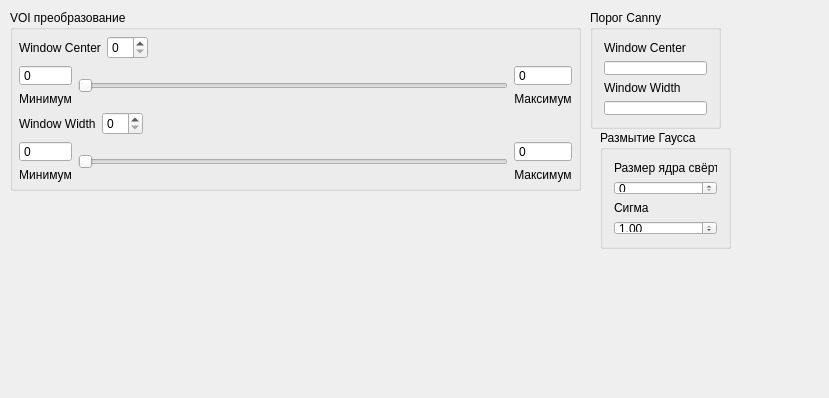
Last1k96/CannyDICOM, file Canny3D/Qt/CannySettings.ui: the form before one commit.
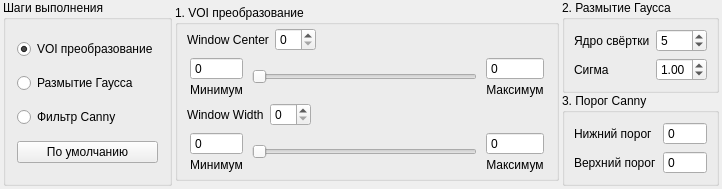
The form after the commit.

What changed in the file:
```diff
--- a/Canny3D/Qt/CannySettings.ui
+++ b/Canny3D/Qt/CannySettings.ui
@@ -6,25 +6,95 @@
    <rect>
     <x>0</x>
     <y>0</y>
-    <width>829</width>
-    <height>398</height>
+    <width>722</width>
+    <height>167</height>
    </rect>
   </property>
+  <property name="sizePolicy">
+   <sizepolicy hsizetype="Preferred" vsizetype="Preferred">
+    <horstretch>0</horstretch>
+    <verstretch>0</verstretch>
+   </sizepolicy>
+  </property>
+  <property name="maximumSize">
+   <size>
+    <width>16777215</width>
+    <height>16666666</height>
+   </size>
+  </property>
   <property name="windowTitle">
    <string>CannySettings</string>
   </property>
-  <widget class="QGroupBox" name="groupBox">
-   <property name="geometry">
-    <rect>
-     <x>10</x>
-     <y>10</y>
-     <width>571</width>
-     <height>181</height>
-    </rect>
+  <layout class="QHBoxLayout" name="horizontalLayout_8">
+   <property name="spacing">
+    <number>3</number>
    </property>
+   <property name="leftMargin">
+    <number>3</number>
+   </property>
+   <property name="topMargin">
+    <number>0</number>
+   </property>
+   <property name="rightMargin">
+    <number>3</number>
+   </property>
+   <property name="bottomMargin">
+    <number>3</number>
+   </property>
+   <item>
+    <widget class="QGroupBox" name="groupBox_4">
    <property name="title">
+      <string>Шаги выполнения</string>
+     </property>
+     <layout class="QVBoxLayout" name="verticalLayout_2">
+      <item>
+       <widget class="QRadioButton" name="radioVoi">
+        <property name="text">
     <string>VOI преобразование</string>
    </property>
+        <property name="checked">
+         <bool>true</bool>
+        </property>
+       </widget>
+      </item>
+      <item>
+       <widget class="QRadioButton" name="radioGauss">
+        <property name="text">
+         <string>Размытие Гаусса</string>
+        </property>
+       </widget>
+      </item>
+      <item>
+       <widget class="QRadioButton" name="radioCanny">
+        <property name="text">
+         <string>Фильтр Canny</string>
+        </property>
+        <property name="checked">
+         <bool>false</bool>
+        </property>
+       </widget>
+      </item>
+      <item>
+       <widget class="QPushButton" name="defaultButton">
+        <property name="text">
+         <string>По умолчанию</string>
+        </property>
+       </widget>
+      </item>
+     </layout>
+    </widget>
+   </item>
+   <item>
+    <widget class="QGroupBox" name="groupBox">
+     <property name="sizePolicy">
+      <sizepolicy hsizetype="MinimumExpanding" vsizetype="Fixed">
+       <horstretch>0</horstretch>
+       <verstretch>0</verstretch>
+      </sizepolicy>
+     </property>
+     <property name="title">
+      <string>1. VOI преобразование</string>
+     </property>
    <property name="flat">
     <bool>false</bool>
    </property>
@@ -32,24 +102,57 @@
     <bool>false</bool>
    </property>
    <layout class="QHBoxLayout" name="horizontalLayout_7">
+      <property name="spacing">
+       <number>3</number>
+      </property>
+      <property name="sizeConstraint">
+       <enum>QLayout::SetDefaultConstraint</enum>
+      </property>
     <property name="leftMargin">
-     <number>6</number>
+       <number>3</number>
     </property>
     <property name="topMargin">
-     <number>6</number>
+       <number>3</number>
     </property>
     <property name="rightMargin">
-     <number>6</number>
+       <number>3</number>
     </property>
     <property name="bottomMargin">
-     <number>6</number>
+       <number>3</number>
     </property>
     <item>
      <layout class="QVBoxLayout" name="verticalLayout_7">
+        <property name="spacing">
+         <number>3</number>
+        </property>
+        <property name="sizeConstraint">
+         <enum>QLayout::SetFixedSize</enum>
+        </property>
       <item>
        <layout class="QHBoxLayout" name="horizontalLayout_5">
+          <property name="spacing">
+           <number>6</number>
+          </property>
+          <property name="leftMargin">
+           <number>6</number>
+          </property>
+          <property name="topMargin">
+           <number>0</number>
+          </property>
+          <property name="rightMargin">
+           <number>6</number>
+          </property>
+          <property name="bottomMargin">
+           <number>0</number>
+          </property>
         <item>
          <widget class="QLabel" name="label">
+            <property name="sizePolicy">
+             <sizepolicy hsizetype="Preferred" vsizetype="Preferred">
+              <horstretch>0</horstretch>
+              <verstretch>0</verstretch>
+             </sizepolicy>
+            </property>
           <property name="text">
            <string>Window Center</string>
           </property>
@@ -57,6 +160,15 @@
         </item>
         <item>
          <widget class="QSpinBox" name="centerVal">
+            <property name="sizePolicy">
+             <sizepolicy hsizetype="Fixed" vsizetype="Preferred">
+              <horstretch>0</horstretch>
+              <verstretch>0</verstretch>
+             </sizepolicy>
+            </property>
+            <property name="accelerated">
+             <bool>true</bool>
+            </property>
           <property name="minimum">
            <number>0</number>
           </property>
@@ -70,9 +182,18 @@
         </item>
         <item>
          <spacer name="horizontalSpacer">
+            <property name="sizePolicy">
+             <sizepolicy hsizetype="MinimumExpanding" vsizetype="Minimum">
+              <horstretch>0</horstretch>
+              <verstretch>0</verstretch>
+             </sizepolicy>
+            </property>
           <property name="orientation">
            <enum>Qt::Horizontal</enum>
           </property>
+            <property name="sizeType">
+             <enum>QSizePolicy::MinimumExpanding</enum>
+            </property>
           <property name="sizeHint" stdset="0">
            <size>
             <width>40</width>
@@ -91,13 +212,46 @@
         <property name="sizeConstraint">
          <enum>QLayout::SetDefaultConstraint</enum>
         </property>
+          <property name="leftMargin">
+           <number>6</number>
+          </property>
+          <property name="topMargin">
+           <number>0</number>
+          </property>
+          <property name="rightMargin">
+           <number>6</number>
+          </property>
+          <property name="bottomMargin">
+           <number>0</number>
+          </property>
         <item>
          <layout class="QVBoxLayout" name="verticalLayout">
+            <property name="spacing">
+             <number>3</number>
+            </property>
           <property name="sizeConstraint">
-           <enum>QLayout::SetFixedSize</enum>
+             <enum>QLayout::SetMinimumSize</enum>
+            </property>
+            <property name="leftMargin">
+             <number>3</number>
+            </property>
+            <property name="topMargin">
+             <number>3</number>
+            </property>
+            <property name="rightMargin">
+             <number>3</number>
+            </property>
+            <property name="bottomMargin">
+             <number>3</number>
           </property>
           <item>
            <widget class="QSpinBox" name="centerMin">
+              <property name="sizePolicy">
+               <sizepolicy hsizetype="Minimum" vsizetype="Preferred">
+                <horstretch>0</horstretch>
+                <verstretch>0</verstretch>
+               </sizepolicy>
+              </property>
             <property name="buttonSymbols">
              <enum>QAbstractSpinBox::NoButtons</enum>
             </property>
@@ -112,7 +266,7 @@
           <item>
            <widget class="QLabel" name="label_7">
             <property name="sizePolicy">
-             <sizepolicy hsizetype="Minimum" vsizetype="Fixed">
+               <sizepolicy hsizetype="Fixed" vsizetype="Preferred">
               <horstretch>0</horstretch>
               <verstretch>0</verstretch>
              </sizepolicy>
@@ -129,6 +283,12 @@
         </item>
         <item>
          <widget class="QSlider" name="centerSlider">
+            <property name="sizePolicy">
+             <sizepolicy hsizetype="MinimumExpanding" vsizetype="Fixed">
+              <horstretch>0</horstretch>
+              <verstretch>0</verstretch>
+             </sizepolicy>
+            </property>
           <property name="orientation">
            <enum>Qt::Horizontal</enum>
           </property>
@@ -136,11 +296,32 @@
         </item>
         <item>
          <layout class="QVBoxLayout" name="verticalLayout_4">
+            <property name="spacing">
+             <number>3</number>
+            </property>
           <property name="sizeConstraint">
            <enum>QLayout::SetMinimumSize</enum>
           </property>
+            <property name="leftMargin">
+             <number>3</number>
+            </property>
+            <property name="topMargin">
+             <number>3</number>
+            </property>
+            <property name="rightMargin">
+             <number>3</number>
+            </property>
+            <property name="bottomMargin">
+             <number>3</number>
+            </property>
           <item>
            <widget class="QSpinBox" name="centerMax">
+              <property name="sizePolicy">
+               <sizepolicy hsizetype="Minimum" vsizetype="Preferred">
+                <horstretch>0</horstretch>
+                <verstretch>0</verstretch>
+               </sizepolicy>
+              </property>
             <property name="buttonSymbols">
              <enum>QAbstractSpinBox::NoButtons</enum>
             </property>
@@ -155,7 +336,7 @@
           <item>
            <widget class="QLabel" name="label_8">
             <property name="sizePolicy">
-             <sizepolicy hsizetype="Minimum" vsizetype="Fixed">
+               <sizepolicy hsizetype="Fixed" vsizetype="Preferred">
               <horstretch>0</horstretch>
               <verstretch>0</verstretch>
              </sizepolicy>
@@ -174,21 +355,55 @@
       </item>
       <item>
        <layout class="QHBoxLayout" name="horizontalLayout_6">
+          <property name="leftMargin">
+           <number>6</number>
+          </property>
+          <property name="rightMargin">
+           <number>6</number>
+          </property>
         <item>
          <widget class="QLabel" name="label_2">
+            <property name="sizePolicy">
+             <sizepolicy hsizetype="Preferred" vsizetype="Preferred">
+              <horstretch>0</horstretch>
+              <verstretch>0</verstretch>
+             </sizepolicy>
+            </property>
           <property name="text">
            <string>Window Width</string>
           </property>
          </widget>
         </item>
         <item>
-         <widget class="QSpinBox" name="widthVal"/>
+           <widget class="QSpinBox" name="widthVal">
+            <property name="sizePolicy">
+             <sizepolicy hsizetype="Minimum" vsizetype="Maximum">
+              <horstretch>0</horstretch>
+              <verstretch>0</verstretch>
+             </sizepolicy>
+            </property>
+            <property name="accelerated">
+             <bool>true</bool>
+            </property>
+            <property name="stepType">
+             <enum>QAbstractSpinBox::DefaultStepType</enum>
+            </property>
+           </widget>
         </item>
         <item>
          <spacer name="horizontalSpacer_2">
+            <property name="sizePolicy">
+             <sizepolicy hsizetype="MinimumExpanding" vsizetype="Minimum">
+              <horstretch>0</horstretch>
+              <verstretch>0</verstretch>
+             </sizepolicy>
+            </property>
           <property name="orientation">
            <enum>Qt::Horizontal</enum>
           </property>
+            <property name="sizeType">
+             <enum>QSizePolicy::MinimumExpanding</enum>
+            </property>
           <property name="sizeHint" stdset="0">
            <size>
             <width>40</width>
@@ -207,13 +422,46 @@
         <property name="sizeConstraint">
          <enum>QLayout::SetDefaultConstraint</enum>
         </property>
+          <property name="leftMargin">
+           <number>6</number>
+          </property>
+          <property name="topMargin">
+           <number>0</number>
+          </property>
+          <property name="rightMargin">
+           <number>6</number>
+          </property>
+          <property name="bottomMargin">
+           <number>0</number>
+          </property>
         <item>
          <layout class="QVBoxLayout" name="verticalLayout_5">
+            <property name="spacing">
+             <number>3</number>
+            </property>
           <property name="sizeConstraint">
-           <enum>QLayout::SetFixedSize</enum>
+             <enum>QLayout::SetMinimumSize</enum>
+            </property>
+            <property name="leftMargin">
+             <number>3</number>
+            </property>
+            <property name="topMargin">
+             <number>3</number>
+            </property>
+            <property name="rightMargin">
+             <number>3</number>
+            </property>
+            <property name="bottomMargin">
+             <number>3</number>
           </property>
           <item>
            <widget class="QSpinBox" name="widthMin">
+              <property name="sizePolicy">
+               <sizepolicy hsizetype="Minimum" vsizetype="Preferred">
+                <horstretch>0</horstretch>
+                <verstretch>0</verstretch>
+               </sizepolicy>
+              </property>
             <property name="buttonSymbols">
              <enum>QAbstractSpinBox::NoButtons</enum>
             </property>
@@ -228,7 +476,7 @@
           <item>
            <widget class="QLabel" name="label_9">
             <property name="sizePolicy">
-             <sizepolicy hsizetype="Minimum" vsizetype="Fixed">
+               <sizepolicy hsizetype="Fixed" vsizetype="Preferred">
               <horstretch>0</horstretch>
               <verstretch>0</verstretch>
              </sizepolicy>
@@ -245,6 +493,12 @@
         </item>
         <item>
          <widget class="QSlider" name="widthSlider">
+            <property name="sizePolicy">
+             <sizepolicy hsizetype="MinimumExpanding" vsizetype="Fixed">
+              <horstretch>0</horstretch>
+              <verstretch>0</verstretch>
+             </sizepolicy>
+            </property>
           <property name="orientation">
            <enum>Qt::Horizontal</enum>
           </property>
@@ -252,11 +506,32 @@
         </item>
         <item>
          <layout class="QVBoxLayout" name="verticalLayout_6">
+            <property name="spacing">
+             <number>3</number>
+            </property>
           <property name="sizeConstraint">
            <enum>QLayout::SetMinimumSize</enum>
           </property>
+            <property name="leftMargin">
+             <number>3</number>
+            </property>
+            <property name="topMargin">
+             <number>3</number>
+            </property>
+            <property name="rightMargin">
+             <number>3</number>
+            </property>
+            <property name="bottomMargin">
+             <number>3</number>
+            </property>
           <item>
            <widget class="QSpinBox" name="widthMax">
+              <property name="sizePolicy">
+               <sizepolicy hsizetype="Minimum" vsizetype="Preferred">
+                <horstretch>0</horstretch>
+                <verstretch>0</verstretch>
+               </sizepolicy>
+              </property>
             <property name="buttonSymbols">
              <enum>QAbstractSpinBox::NoButtons</enum>
             </property>
@@ -271,7 +546,7 @@
           <item>
            <widget class="QLabel" name="label_10">
             <property name="sizePolicy">
-             <sizepolicy hsizetype="Minimum" vsizetype="Fixed">
+               <sizepolicy hsizetype="Fixed" vsizetype="Preferred">
               <horstretch>0</horstretch>
               <verstretch>0</verstretch>
              </sizepolicy>
@@ -292,17 +567,41 @@
     </item>
    </layout>
   </widget>
+   </item>
+   <item>
+    <widget class="QWidget" name="widget" native="true">
+     <property name="sizePolicy">
+      <sizepolicy hsizetype="Fixed" vsizetype="Preferred">
+       <horstretch>0</horstretch>
+       <verstretch>0</verstretch>
+      </sizepolicy>
+     </property>
+     <layout class="QVBoxLayout" name="verticalLayout_3">
+      <property name="spacing">
+       <number>0</number>
+      </property>
+      <property name="leftMargin">
+       <number>0</number>
+      </property>
+      <property name="topMargin">
+       <number>0</number>
+      </property>
+      <property name="rightMargin">
+       <number>0</number>
+      </property>
+      <property name="bottomMargin">
+       <number>0</number>
+      </property>
+      <item>
   <widget class="QGroupBox" name="groupBox_2">
-   <property name="geometry">
-    <rect>
-     <x>600</x>
-     <y>130</y>
-     <width>131</width>
-     <height>119</height>
-    </rect>
+        <property name="sizePolicy">
+         <sizepolicy hsizetype="Preferred" vsizetype="Preferred">
+          <horstretch>0</horstretch>
+          <verstretch>0</verstretch>
+         </sizepolicy>
    </property>
    <property name="title">
-    <string>Размытие Гаусса</string>
+         <string>2. Размытие Гаусса</string>
    </property>
    <property name="flat">
     <bool>false</bool>
@@ -311,29 +610,111 @@
     <bool>false</bool>
    </property>
    <layout class="QHBoxLayout" name="horizontalLayout_2">
+         <property name="spacing">
+          <number>3</number>
+         </property>
+         <property name="sizeConstraint">
+          <enum>QLayout::SetDefaultConstraint</enum>
+         </property>
+         <property name="leftMargin">
+          <number>3</number>
+         </property>
+         <property name="topMargin">
+          <number>3</number>
+         </property>
+         <property name="rightMargin">
+          <number>3</number>
+         </property>
+         <property name="bottomMargin">
+          <number>3</number>
+         </property>
     <item>
-     <layout class="QVBoxLayout" name="verticalLayout_2">
-      <item>
+          <layout class="QFormLayout" name="formLayout">
+           <property name="sizeConstraint">
+            <enum>QLayout::SetDefaultConstraint</enum>
+           </property>
+           <property name="leftMargin">
+            <number>6</number>
+           </property>
+           <property name="topMargin">
+            <number>6</number>
+           </property>
+           <property name="rightMargin">
+            <number>6</number>
+           </property>
+           <property name="bottomMargin">
+            <number>6</number>
+           </property>
+           <item row="0" column="0">
        <widget class="QLabel" name="label_3">
+             <property name="sizePolicy">
+              <sizepolicy hsizetype="Preferred" vsizetype="Preferred">
+               <horstretch>0</horstretch>
+               <verstretch>0</verstretch>
+              </sizepolicy>
+             </property>
         <property name="text">
-         <string>Размер ядра свёртки</string>
+              <string>Ядро свёртки</string>
         </property>
        </widget>
       </item>
-      <item>
-       <widget class="QSpinBox" name="spinBox"/>
-      </item>
-      <item>
+           <item row="0" column="1">
+            <widget class="QSpinBox" name="gaussKernel">
+             <property name="sizePolicy">
+              <sizepolicy hsizetype="Preferred" vsizetype="Preferred">
+               <horstretch>0</horstretch>
+               <verstretch>0</verstretch>
+              </sizepolicy>
+             </property>
+             <property name="maximumSize">
+              <size>
+               <width>16777215</width>
+               <height>16777215</height>
+              </size>
+             </property>
+             <property name="minimum">
+              <number>1</number>
+             </property>
+             <property name="maximum">
+              <number>15</number>
+             </property>
+             <property name="singleStep">
+              <number>2</number>
+             </property>
+             <property name="value">
+              <number>5</number>
+             </property>
+            </widget>
+           </item>
+           <item row="1" column="0">
        <widget class="QLabel" name="label_4">
+             <property name="sizePolicy">
+              <sizepolicy hsizetype="Preferred" vsizetype="Preferred">
+               <horstretch>0</horstretch>
+               <verstretch>0</verstretch>
+              </sizepolicy>
+             </property>
         <property name="text">
          <string>Сигма</string>
         </property>
        </widget>
       </item>
-      <item>
-       <widget class="QDoubleSpinBox" name="doubleSpinBox">
+           <item row="1" column="1">
+            <widget class="QDoubleSpinBox" name="gaussSigma">
+             <property name="sizePolicy">
+              <sizepolicy hsizetype="Preferred" vsizetype="Preferred">
+               <horstretch>0</horstretch>
+               <verstretch>0</verstretch>
+              </sizepolicy>
+             </property>
+             <property name="maximumSize">
+              <size>
+               <width>16777215</width>
+               <height>16777215</height>
+              </size>
+             </property>
         <property name="maximum">
-         <double>1.000000000000000</double>
+              <double>5.000000000000000</double>
         </property>
         <property name="singleStep">
          <double>0.050000000000000</double>
@@ -350,17 +731,17 @@
     </item>
    </layout>
   </widget>
+      </item>
+      <item>
   <widget class="QGroupBox" name="groupBox_3">
-   <property name="geometry">
-    <rect>
-     <x>590</x>
-     <y>10</y>
-     <width>131</width>
-     <height>119</height>
-    </rect>
+        <property name="sizePolicy">
+         <sizepolicy hsizetype="Preferred" vsizetype="Preferred">
+          <horstretch>0</horstretch>
+          <verstretch>0</verstretch>
+         </sizepolicy>
    </property>
    <property name="title">
-    <string>Порог Canny</string>
+         <string>3. Порог Canny</string>
    </property>
    <property name="flat">
     <bool>false</bool>
@@ -369,58 +750,126 @@
     <bool>false</bool>
    </property>
    <layout class="QHBoxLayout" name="horizontalLayout_3">
+         <property name="spacing">
+          <number>3</number>
+         </property>
+         <property name="sizeConstraint">
+          <enum>QLayout::SetDefaultConstraint</enum>
+         </property>
+         <property name="leftMargin">
+          <number>3</number>
+         </property>
+         <property name="topMargin">
+          <number>3</number>
+         </property>
+         <property name="rightMargin">
+          <number>3</number>
+         </property>
+         <property name="bottomMargin">
+          <number>3</number>
+         </property>
     <item>
-     <layout class="QVBoxLayout" name="verticalLayout_3">
-      <item>
+          <layout class="QFormLayout" name="formLayout_2">
+           <property name="sizeConstraint">
+            <enum>QLayout::SetDefaultConstraint</enum>
+           </property>
+           <property name="leftMargin">
+            <number>6</number>
+           </property>
+           <property name="topMargin">
+            <number>6</number>
+           </property>
+           <property name="rightMargin">
+            <number>6</number>
+           </property>
+           <property name="bottomMargin">
+            <number>6</number>
+           </property>
+           <item row="0" column="0">
        <widget class="QLabel" name="label_5">
+             <property name="sizePolicy">
+              <sizepolicy hsizetype="Preferred" vsizetype="Preferred">
+               <horstretch>0</horstretch>
+               <verstretch>0</verstretch>
+              </sizepolicy>
+             </property>
         <property name="text">
-         <string>Window Center</string>
+              <string>Нижний порог</string>
         </property>
        </widget>
       </item>
-      <item>
-       <widget class="QLineEdit" name="lineEdit_3">
+           <item row="0" column="1">
+            <widget class="QSpinBox" name="cannyLow">
         <property name="sizePolicy">
-         <sizepolicy hsizetype="Minimum" vsizetype="Fixed">
+              <sizepolicy hsizetype="Preferred" vsizetype="Preferred">
           <horstretch>0</horstretch>
           <verstretch>0</verstretch>
          </sizepolicy>
         </property>
-        <property name="minimumSize">
+             <property name="maximumSize">
          <size>
-          <width>20</width>
-          <height>0</height>
-         </size>
-        </property>
-       </widget>
-      </item>
-      <item>
+               <width>16777215</width>
+               <height>16777215</height>
+              </size>
+             </property>
+             <property name="buttonSymbols">
+              <enum>QAbstractSpinBox::NoButtons</enum>
+             </property>
+             <property name="minimum">
+              <number>0</number>
+             </property>
+             <property name="maximum">
+              <number>255</number>
+             </property>
+            </widget>
+           </item>
+           <item row="1" column="0">
        <widget class="QLabel" name="label_6">
+             <property name="sizePolicy">
+              <sizepolicy hsizetype="Preferred" vsizetype="Preferred">
+               <horstretch>0</horstretch>
+               <verstretch>0</verstretch>
+              </sizepolicy>
+             </property>
         <property name="text">
-         <string>Window Width</string>
+              <string>Верхний порог</string>
         </property>
        </widget>
       </item>
-      <item>
-       <widget class="QLineEdit" name="lineEdit_4">
+           <item row="1" column="1">
+            <widget class="QSpinBox" name="cannyHigh">
         <property name="sizePolicy">
-         <sizepolicy hsizetype="Minimum" vsizetype="Fixed">
+              <sizepolicy hsizetype="Preferred" vsizetype="Preferred">
           <horstretch>0</horstretch>
           <verstretch>0</verstretch>
          </sizepolicy>
         </property>
-        <property name="minimumSize">
+             <property name="maximumSize">
          <size>
-          <width>20</width>
-          <height>0</height>
-         </size>
-        </property>
+               <width>16777215</width>
+               <height>16777215</height>
+              </size>
+             </property>
+             <property name="buttonSymbols">
+              <enum>QAbstractSpinBox::NoButtons</enum>
+             </property>
+             <property name="minimum">
+              <number>0</number>
+             </property>
+             <property name="maximum">
+              <number>255</number>
+             </property>
        </widget>
       </item>
      </layout>
     </item>
    </layout>
   </widget>
+      </item>
+     </layout>
+    </widget>
+   </item>
+  </layout>
  </widget>
  <layoutdefault spacing="6" margin="11"/>
  <resources/>
```
Left out of the diff: 203 changed lines with no effect on the pictures. Lines whose indentation alone changed are shown as unchanged.
